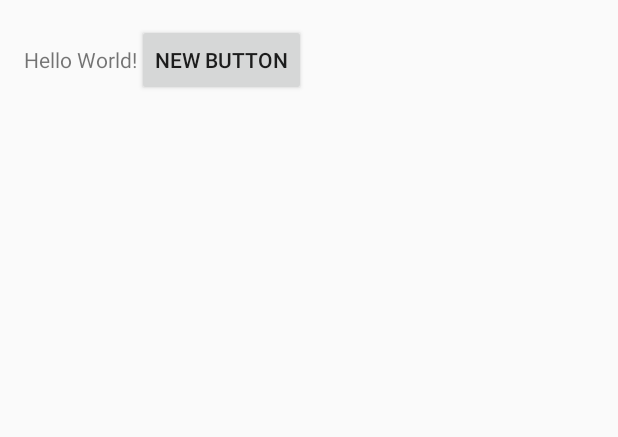
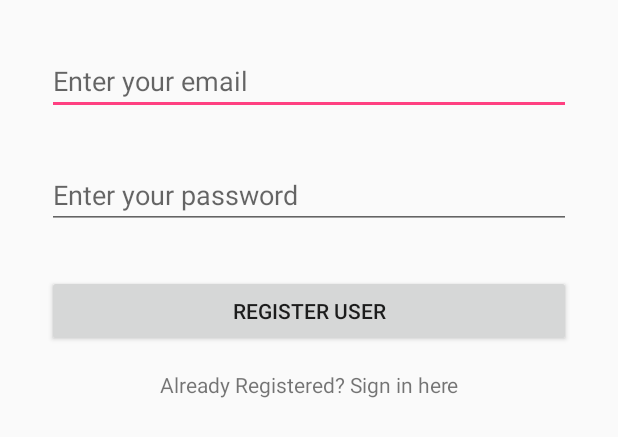
Before and after one commit to arinirae/VoteApp, an Android app: the layout activity_main.xml on its own in the app's theme, with its tools: preview values and no code run, on a phone screen of 412 x 824 dp. Shown: the top 437 px of the screen. Run offline under Robolectric (Android 15) with nearby library versions, the phone set to English and light mode, and no system bars.

Commit message:
register user

```diff
--- a/app/build.gradle
+++ b/app/build.gradle
@@ -25,7 +25,10 @@ dependencies {
         exclude group: 'com.android.support', module: 'support-annotations'
     })
     compile 'com.firebase:firebase-client-android:2.3.1'
+    compile 'com.google.firebase:firebase-database:9.6.1'
+    compile 'com.google.firebase:firebase-auth:9.6.1'
     testCompile 'junit:junit:4.12'
     compile 'com.android.support:appcompat-v7:23.2.1'
     compile 'com.android.support.test.espresso:espresso-core:2.2.2'
 }
+apply plugin: 'com.google.gms.google-services'
--- a/app/src/main/res/layout/activity_main.xml
+++ b/app/src/main/res/layout/activity_main.xml
@@ -10,15 +10,42 @@
     android:paddingTop="@dimen/activity_vertical_margin"
     tools:context="id.sch.smktelkom_mlg.project.xiirpl109192939.voteapp.MainActivity">
 
-    <TextView
-        android:id="@+id/textViewHasil"
-        android:layout_width="wrap_content"
+    <LinearLayout
+        android:layout_width="match_parent"
         android:layout_height="wrap_content"
-        android:text="Hello World!" />
+        android:layout_centerHorizontal="true"
+        android:layout_centerVertical="true"
+        android:orientation="vertical">
 
-    <Button
-        android:layout_width="wrap_content"
-        android:layout_height="wrap_content"
-        android:text="New Button"
-        android:id="@+id/button" />
+        <EditText
+            android:id="@+id/editTextEmail"
+            android:layout_width="match_parent"
+            android:layout_height="wrap_content"
+            android:layout_margin="15dp"
+            android:hint="Enter your email"
+            android:inputType="textEmailAddress" />
+
+        <EditText
+            android:id="@+id/editTextPassword"
+            android:layout_width="match_parent"
+            android:layout_height="wrap_content"
+            android:layout_margin="15dp"
+            android:hint="Enter your password"
+            android:inputType="textPassword" />
+
+        <Button
+            android:id="@+id/buttonRegister"
+            android:layout_width="match_parent"
+            android:layout_height="wrap_content"
+            android:layout_margin="15dp"
+            android:text="Register User" />
+
+        <TextView
+            android:id="@+id/textViewSignin"
+            android:layout_width="match_parent"
+            android:layout_height="wrap_content"
+            android:text="Already Registered? Sign in here"
+            android:textAlignment="center" />
+
+    </LinearLayout>
 </LinearLayout>
--- a/build.gradle
+++ b/build.gradle
@@ -5,6 +5,7 @@ buildscript {
     }
     dependencies {
         classpath 'com.android.tools.build:gradle:2.1.2'
+        classpath 'com.google.gms:google-services:3.0.0'
 
         // NOTE: Do not place your application dependencies here; they belong
         // in the individual module build.gradle files
```
Also changed, not shown: app/src/main/java/id/sch/smktelkom_mlg/project/xiirpl109192939/voteapp/HasilVote.java (+2 -6 lines), app/src/main/java/id/sch/smktelkom_mlg/project/xiirpl109192939/voteapp/MainActivity.java (+77 -35 lines).
